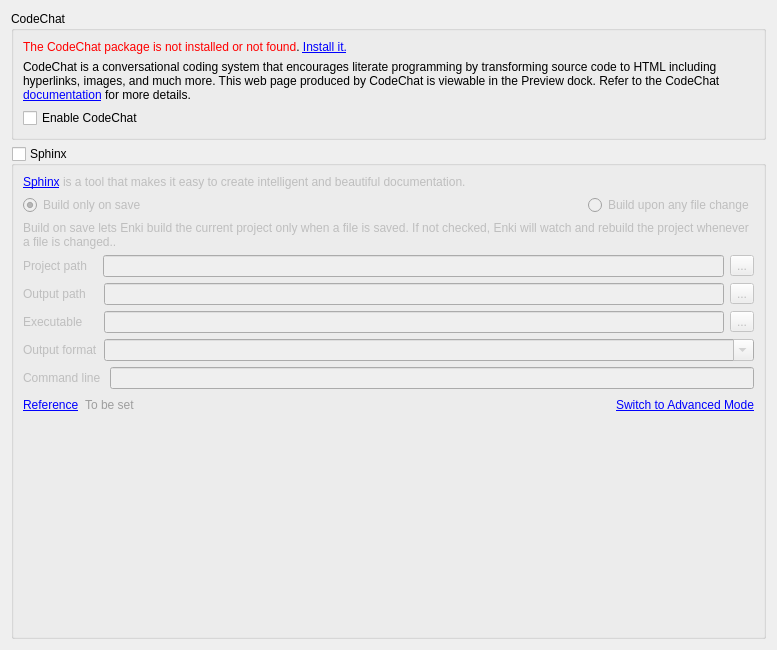
andreikop/enki, file enki/plugins/preview/Settings.ui: the form before one commit.
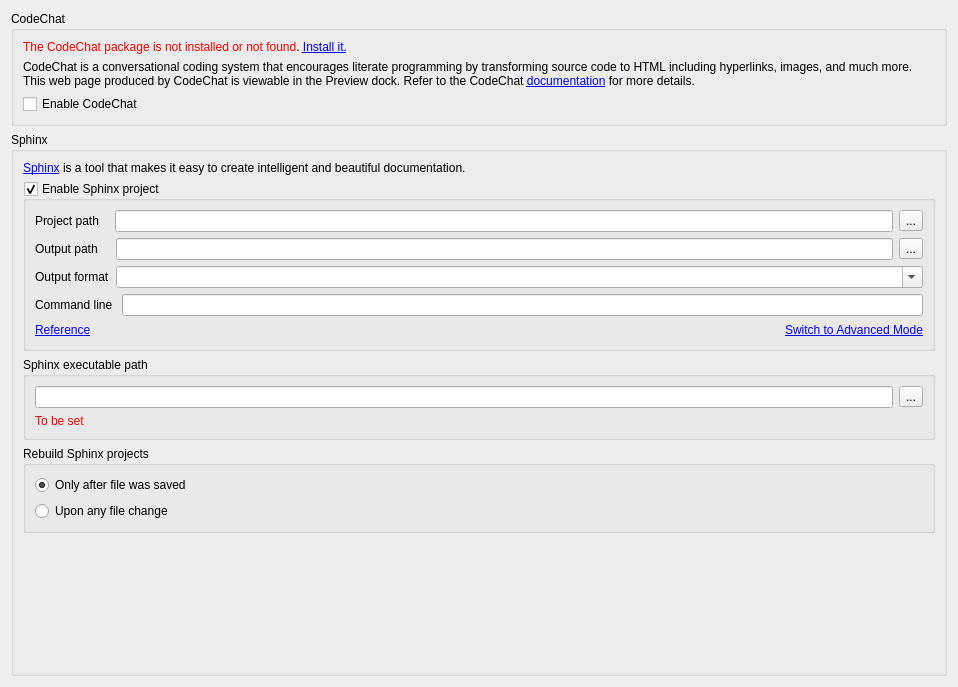
The form after the commit.

Commit message: Sphinx: settings refactoring wip

Patch:
```diff
--- a/enki/plugins/preview/Settings.ui
+++ b/enki/plugins/preview/Settings.ui
@@ -6,14 +6,14 @@
    <rect>
     <x>0</x>
     <y>0</y>
-    <width>777</width>
-    <height>650</height>
+    <width>958</width>
+    <height>687</height>
    </rect>
   </property>
   <property name="windowTitle">
    <string>Form</string>
   </property>
-  <layout class="QVBoxLayout" name="verticalLayout_2">
+  <layout class="QVBoxLayout" name="verticalLayout_5">
    <item>
     <widget class="QGroupBox" name="gbCodeChat">
      <property name="title">
@@ -57,17 +57,14 @@
     </widget>
    </item>
    <item>
-    <widget class="QGroupBox" name="gbSphinxProject">
+    <widget class="QGroupBox" name="gbSphinx">
      <property name="title">
       <string>Sphinx</string>
      </property>
-     <property name="checkable">
-      <bool>true</bool>
-     </property>
      <property name="checked">
       <bool>false</bool>
      </property>
-     <layout class="QVBoxLayout" name="loSphinxProject">
+     <layout class="QVBoxLayout" name="verticalLayout_4">
       <item>
        <widget class="QLabel" name="labelSphinxIntro">
         <property name="text">
@@ -82,82 +79,31 @@
        </widget>
       </item>
       <item>
-       <layout class="QHBoxLayout" name="loBuildOnlyOnSave">
-        <item>
-         <widget class="QRadioButton" name="rbBuildOnlyOnSave">
-          <property name="text">
-           <string>Build only on save</string>
-          </property>
-          <property name="checked">
-           <bool>true</bool>
-          </property>
-         </widget>
-        </item>
-        <item>
-         <spacer name="horizontalSpacer_2">
-          <property name="orientation">
-           <enum>Qt::Horizontal</enum>
-          </property>
-          <property name="sizeHint" stdset="0">
-           <size>
-            <width>40</width>
-            <height>20</height>
-           </size>
-          </property>
-         </spacer>
-        </item>
-        <item>
-         <widget class="QRadioButton" name="rbBuildOnFileChange">
-          <property name="layoutDirection">
-           <enum>Qt::LeftToRight</enum>
-          </property>
-          <property name="text">
-           <string>Build upon any file change</string>
-          </property>
-         </widget>
-        </item>
-       </layout>
-      </item>
-      <item>
-       <widget class="QLabel" name="label_3">
+       <widget class="QGroupBox" name="gbSphinxProject">
         <property name="enabled">
-         <bool>false</bool>
+         <bool>true</bool>
         </property>
-        <property name="text">
-         <string>&lt;html&gt;&lt;head/&gt;&lt;body&gt;&lt;p&gt;Build on save lets Enki build the current project only when a file is saved. If not checked, Enki will watch and rebuild the project whenever a file is changed..&lt;/p&gt;&lt;/body&gt;&lt;/html&gt;</string>
+        <property name="title">
+         <string>Enable Sphinx project</string>
         </property>
-        <property name="wordWrap">
+        <property name="checkable">
          <bool>true</bool>
         </property>
-        <property name="openExternalLinks">
-         <bool>true</bool>
-        </property>
-       </widget>
-      </item>
+        <layout class="QVBoxLayout" name="verticalLayout_2">
       <item>
        <layout class="QHBoxLayout" name="horizontalLayout_2">
         <item>
          <widget class="QLabel" name="lbSphinxProjectPath">
-          <property name="enabled">
-           <bool>false</bool>
-          </property>
           <property name="text">
            <string>Project path   </string>
           </property>
          </widget>
         </item>
         <item>
-         <widget class="QLineEdit" name="leSphinxProjectPath">
-          <property name="enabled">
-           <bool>false</bool>
-          </property>
-         </widget>
+            <widget class="QLineEdit" name="leSphinxProjectPath"/>
         </item>
         <item>
          <widget class="QToolButton" name="pbSphinxProjectPath">
-          <property name="enabled">
-           <bool>false</bool>
-          </property>
           <property name="text">
            <string>...</string>
           </property>
@@ -166,76 +112,33 @@
        </layout>
       </item>
       <item>
-       <layout class="QGridLayout" name="gridLayout">
+          <layout class="QGridLayout" name="gridLtNotAdvancedSettings">
         <item row="0" column="0">
          <widget class="QLabel" name="lbSphinxOutputPath">
-          <property name="enabled">
-           <bool>false</bool>
-          </property>
           <property name="text">
            <string>Output path</string>
           </property>
          </widget>
         </item>
         <item row="0" column="1">
-         <widget class="QLineEdit" name="leSphinxOutputPath">
-          <property name="enabled">
-           <bool>false</bool>
-          </property>
-         </widget>
+            <widget class="QLineEdit" name="leSphinxOutputPath"/>
         </item>
         <item row="0" column="2">
          <widget class="QToolButton" name="pbSphinxOutputPath">
-          <property name="enabled">
-           <bool>false</bool>
-          </property>
           <property name="text">
            <string>...</string>
           </property>
          </widget>
         </item>
         <item row="1" column="0">
-         <widget class="QLabel" name="lbSphinxExecutable">
-          <property name="enabled">
-           <bool>false</bool>
-          </property>
-          <property name="text">
-           <string>Executable</string>
-          </property>
-         </widget>
-        </item>
-        <item row="1" column="1">
-         <widget class="QLineEdit" name="leSphinxExecutable">
-          <property name="enabled">
-           <bool>false</bool>
-          </property>
-         </widget>
-        </item>
-        <item row="1" column="2">
-         <widget class="QToolButton" name="pbSphinxExecutable">
-          <property name="enabled">
-           <bool>false</bool>
-          </property>
-          <property name="text">
-           <string>...</string>
-          </property>
-         </widget>
-        </item>
-        <item row="2" column="0">
          <widget class="QLabel" name="lbSphinxOutputExtension">
-          <property name="enabled">
-           <bool>false</bool>
-          </property>
           <property name="text">
            <string>Output format</string>
           </property>
          </widget>
         </item>
-        <item row="2" column="1" colspan="2">
+           <item row="1" column="1" colspan="2">
          <widget class="QComboBox" name="cmbSphinxOutputExtension">
-          <property name="enabled">
-           <bool>false</bool>
-          </property>
           <property name="editable">
            <bool>true</bool>
           </property>
@@ -244,12 +147,9 @@
        </layout>
       </item>
       <item>
-       <layout class="QHBoxLayout" name="horizontalLayout_4">
+          <layout class="QHBoxLayout" name="horizontalLayout_3">
         <item>
          <widget class="QLabel" name="lbSphinxCmdline">
-          <property name="enabled">
-           <bool>false</bool>
-          </property>
           <property name="text">
            <string>Command line </string>
           </property>
@@ -257,9 +157,6 @@
         </item>
         <item>
          <widget class="QLineEdit" name="leSphinxCmdline">
-          <property name="enabled">
-           <bool>false</bool>
-          </property>
           <property name="text">
            <string/>
           </property>
@@ -271,9 +168,6 @@
        <layout class="QHBoxLayout" name="horizontalLayout">
         <item>
          <widget class="QLabel" name="lbSphinxReference">
-          <property name="enabled">
-           <bool>false</bool>
-          </property>
           <property name="text">
            <string>&lt;a href=&quot;http://sphinx-doc.org/invocation.html&quot;&gt;&lt;span style=&quot; text-decoration: underline; color:#0000ff;&quot;&gt;Reference&lt;/span&gt;&lt;/a&gt;</string>
           </property>
@@ -286,6 +180,60 @@
          </widget>
         </item>
         <item>
+            <spacer name="horizontalSpacer">
+             <property name="orientation">
+              <enum>Qt::Horizontal</enum>
+             </property>
+             <property name="sizeHint" stdset="0">
+              <size>
+               <width>287</width>
+               <height>17</height>
+              </size>
+             </property>
+            </spacer>
+           </item>
+           <item>
+            <widget class="QLabel" name="lbSphinxEnableAdvMode">
+             <property name="cursor">
+              <cursorShape>PointingHandCursor</cursorShape>
+             </property>
+             <property name="text">
+              <string>&lt;html&gt;&lt;head/&gt;&lt;body&gt;&lt;p&gt;&lt;span style=&quot; text-decoration: underline; color:#0000ff;&quot;&gt;Switch to Advanced Mode&lt;/span&gt;&lt;/p&gt;&lt;/body&gt;&lt;/html&gt;</string>
+             </property>
+            </widget>
+           </item>
+          </layout>
+         </item>
+        </layout>
+        <zorder>leSphinxProjectPath</zorder>
+        <zorder>lbSphinxProjectPath</zorder>
+        <zorder>lbSphinxOutputPath</zorder>
+        <zorder>leSphinxOutputPath</zorder>
+        <zorder>pbSphinxOutputPath</zorder>
+        <zorder>lbSphinxOutputExtension</zorder>
+        <zorder>cmbSphinxOutputExtension</zorder>
+        <zorder>lbSphinxCmdline</zorder>
+        <zorder>leSphinxCmdline</zorder>
+        <zorder>pbSphinxProjectPath</zorder>
+       </widget>
+      </item>
+      <item>
+       <widget class="QGroupBox" name="groupBox_2">
+        <property name="title">
+         <string>Sphinx executable path</string>
+        </property>
+        <layout class="QGridLayout" name="gridLayout_2">
+         <item row="0" column="0">
+          <widget class="QLineEdit" name="leSphinxExecutable"/>
+         </item>
+         <item row="0" column="1">
+          <widget class="QToolButton" name="pbSphinxExecutable">
+           <property name="text">
+            <string>...</string>
+           </property>
+          </widget>
+         </item>
+         <item row="1" column="0">
          <widget class="QLabel" name="leValidateSphinxExecutable">
           <property name="palette">
            <palette>
@@ -329,33 +277,37 @@
           </property>
          </widget>
         </item>
+        </layout>
+       </widget>
+      </item>
         <item>
-         <spacer name="horizontalSpacer">
-          <property name="orientation">
-           <enum>Qt::Horizontal</enum>
-          </property>
-          <property name="sizeHint" stdset="0">
-           <size>
-            <width>40</width>
-            <height>20</height>
-           </size>
-          </property>
-         </spacer>
+       <widget class="QGroupBox" name="groupBox">
+        <property name="title">
+         <string>Rebuild Sphinx projects</string>
+        </property>
+        <layout class="QVBoxLayout" name="verticalLayout_3">
+         <item>
+          <widget class="QRadioButton" name="rbBuildOnlyOnSave">
+           <property name="text">
+            <string>Only after file was saved</string>
+           </property>
+           <property name="checked">
+            <bool>true</bool>
+           </property>
+          </widget>
         </item>
         <item>
-         <widget class="QLabel" name="lbSphinxEnableAdvMode">
-          <property name="enabled">
-           <bool>false</bool>
-          </property>
-          <property name="cursor">
-           <cursorShape>PointingHandCursor</cursorShape>
-          </property>
+          <widget class="QRadioButton" name="rbBuildOnFileChange">
+           <property name="layoutDirection">
+            <enum>Qt::LeftToRight</enum>
+           </property>
           <property name="text">
-           <string>&lt;html&gt;&lt;head/&gt;&lt;body&gt;&lt;p&gt;&lt;span style=&quot; text-decoration: underline; color:#0000ff;&quot;&gt;Switch to Advanced Mode&lt;/span&gt;&lt;/p&gt;&lt;/body&gt;&lt;/html&gt;</string>
+            <string>Upon any file change</string>
           </property>
          </widget>
         </item>
        </layout>
+       </widget>
       </item>
       <item>
        <spacer name="verticalSpacer">
```
Left out of the diff: 3 changed lines with no effect on the pictures. Lines whose indentation alone changed are shown as unchanged. The commit also changes 1 other file.
